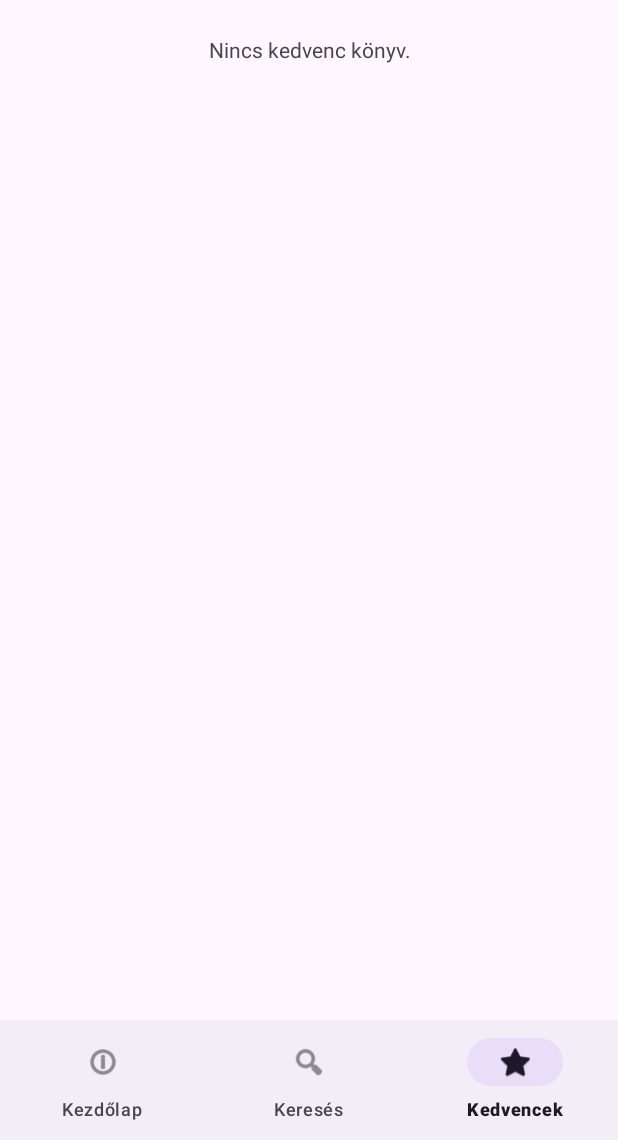
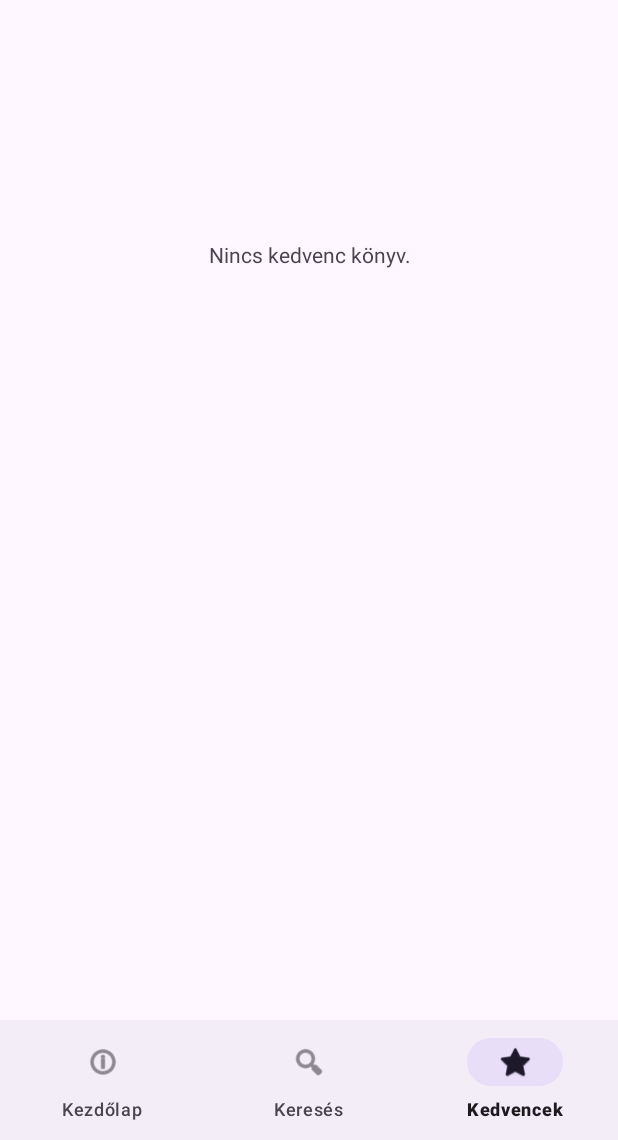
Before and after one commit to SzilardKarsai/OpenLibraryCatalog, an Android app: the FavoritesFragment screen opened through its navigation route, on a phone screen of 412 x 824 dp, the part 96-1236 px from its top. Run offline under Robolectric (Android 15) with nearby library versions, the phone set to English and light mode, and no system bars; our stand-ins replace navigation-ui; pictures from the network do not load.

Commit message:
Kedvencek ConstraintLayout-ra állítása

```diff
--- a/app/src/main/res/layout/fragment_favorites.xml
+++ b/app/src/main/res/layout/fragment_favorites.xml
@@ -1,31 +1,34 @@
 <?xml version="1.0" encoding="utf-8"?>
-<FrameLayout xmlns:android="http://schemas.android.com/apk/res/android"
+<androidx.constraintlayout.widget.ConstraintLayout xmlns:android="http://schemas.android.com/apk/res/android"
+    xmlns:app="http://schemas.android.com/apk/res-auto"
     xmlns:tools="http://schemas.android.com/tools"
     android:layout_width="match_parent"
     android:layout_height="match_parent"
     tools:context=".ui.FavoritesFragment">
 
     <!-- TODO: Update blank fragment layout -->
-    <LinearLayout
-        android:layout_width="match_parent"
-        android:layout_height="match_parent"
-        android:orientation="vertical">
+
 
     <TextView
         android:id="@+id/textFavoritesEmpty"
-            android:layout_width="match_parent"
-            android:layout_height="66dp"
+        android:layout_width="0dp"
+        android:layout_height="0dp"
         android:gravity="center"
         android:padding="16dp"
-            android:text="Nincs kedvenc könyv." />
+        android:text="Nincs kedvenc könyv."
+        app:layout_constraintBottom_toTopOf="@+id/recyclerFavorites"
+        app:layout_constraintEnd_toEndOf="parent"
+        app:layout_constraintStart_toStartOf="parent"
+        app:layout_constraintTop_toTopOf="parent" />
 
     <androidx.recyclerview.widget.RecyclerView
         android:id="@+id/recyclerFavorites"
-            android:layout_width="match_parent"
+        android:layout_width="0dp"
         android:layout_height="0dp"
-            android:layout_weight="1" />
-
-    </LinearLayout>
+        app:layout_constraintBottom_toBottomOf="parent"
+        app:layout_constraintEnd_toEndOf="parent"
+        app:layout_constraintStart_toStartOf="parent"
+        app:layout_constraintTop_toBottomOf="@+id/textFavoritesEmpty" />
 
 
-</FrameLayout>
+</androidx.constraintlayout.widget.ConstraintLayout>
```
Lines whose indentation alone changed are shown as unchanged.
